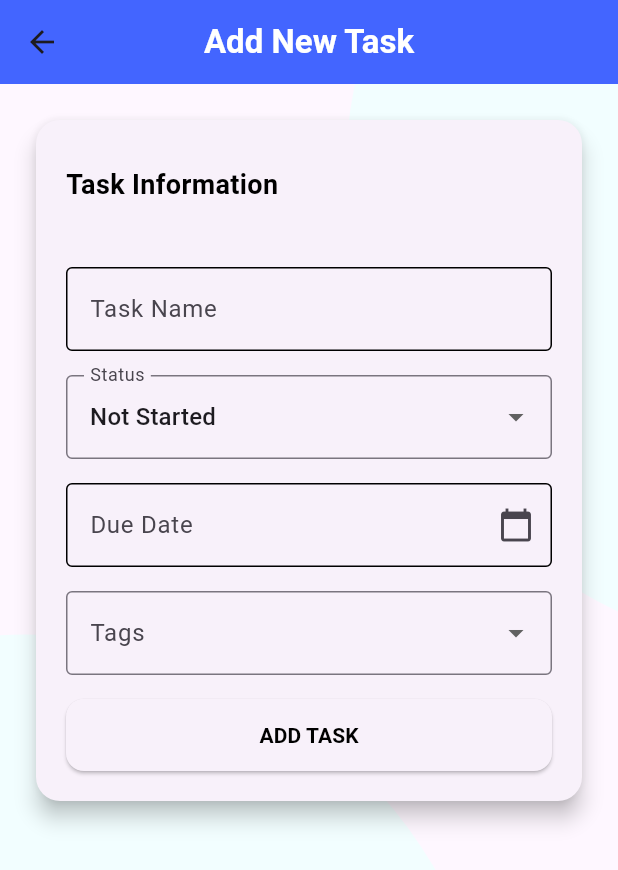
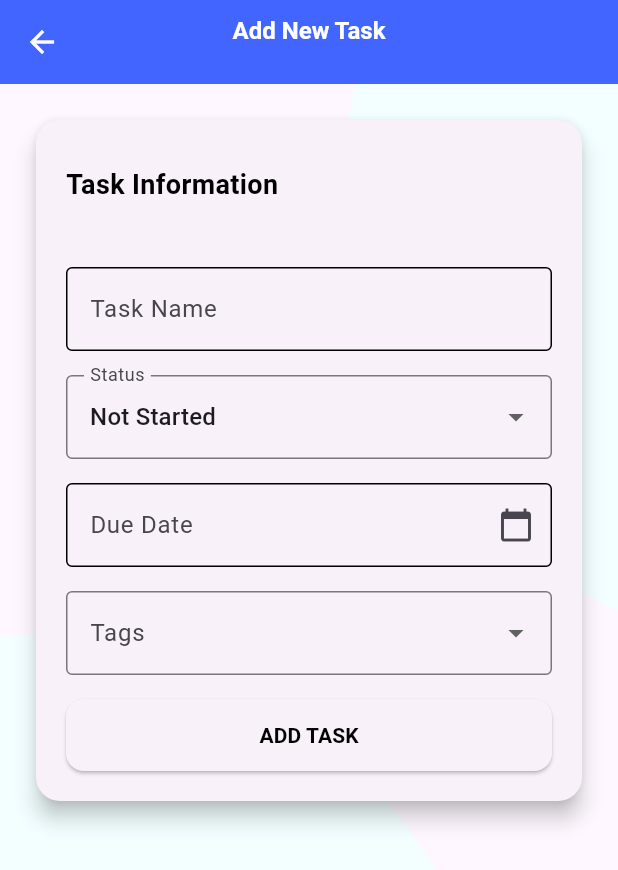
Before and after one commit to Reyhankunlah/TugasFlutterToDoList_22_03, a Flutter app: the HomePage screen opened directly, after a tap on the "add" icon, on a phone screen of 412 x 824 dp. Shown: the top 870 px of the screen. Run offline on Flutter 3.47's test engine with Material 3 defaults, Android fonts, the phone set to English and light mode, and no system bars; our stand-ins replace get.

Commit message:
[MAF] Feedback leading appBar color & place holder for list

```diff
--- a/lib/Pages/home_page.dart
+++ b/lib/Pages/home_page.dart
@@ -37,6 +37,16 @@ class HomePage extends StatelessWidget {
                   ),
                   Obx(() {
                     final allTasks = taskC.notStarted;
+                    if (allTasks.isEmpty) {
+                      return Padding(
+                        padding: const EdgeInsets.all(16),
+                        child: CustomText(
+                          myText: "Belum ada task Not Started.",
+                          fontWeight: FontWeight.w500,
+                          fontSize: 14,
+                        ),
+                      );
+                    }
                     return ListView.builder(
                       physics: const NeverScrollableScrollPhysics(),
                       shrinkWrap: true,
@@ -58,6 +68,16 @@ class HomePage extends StatelessWidget {
                   ),
                   Obx(() {
                     final allTasks = taskC.inProgress;
+                    if (allTasks.isEmpty) {
+                      return Padding(
+                        padding: const EdgeInsets.all(16),
+                        child: CustomText(
+                          myText: "Belum ada task In Progress.",
+                          fontWeight: FontWeight.w500,
+                          fontSize: 14,
+                        ),
+                      );
+                    }
                     return ListView.builder(
                       physics: const NeverScrollableScrollPhysics(),
                       shrinkWrap: true,
--- a/lib/Pages/toDo_page.dart
+++ b/lib/Pages/toDo_page.dart
@@ -18,13 +18,12 @@ class ToDoPage extends StatelessWidget {
   Widget build(BuildContext context) {
     return Scaffold(
       appBar: AppBar(
-        title: const Text(
-          "Add New Task",
-          style: TextStyle(
-            fontWeight: FontWeight.bold,
-            color: CustomColor.white,
-          ),
+        title: CustomText(
+          myText: 'Add New Task',
+          fontWeight: FontWeight.bold,
+          fontColor: CustomColor.white,
         ),
+        iconTheme: IconThemeData(color: CustomColor.white),
         centerTitle: true,
         elevation: 0,
         backgroundColor: CustomColor.bluePrimary,
```
Also changed, not shown: lib/Pages/editTodo_page.dart (+5 -6 lines), lib/Pages/history_page.dart (+10 -0 lines).
